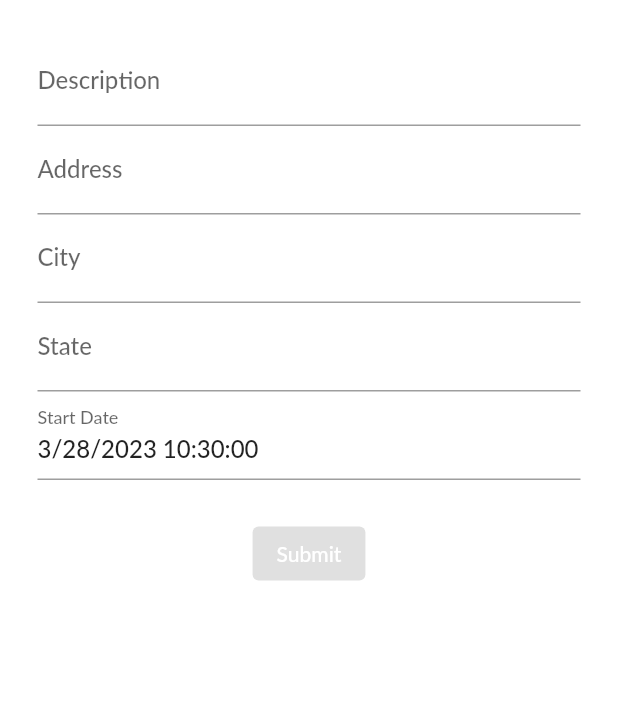
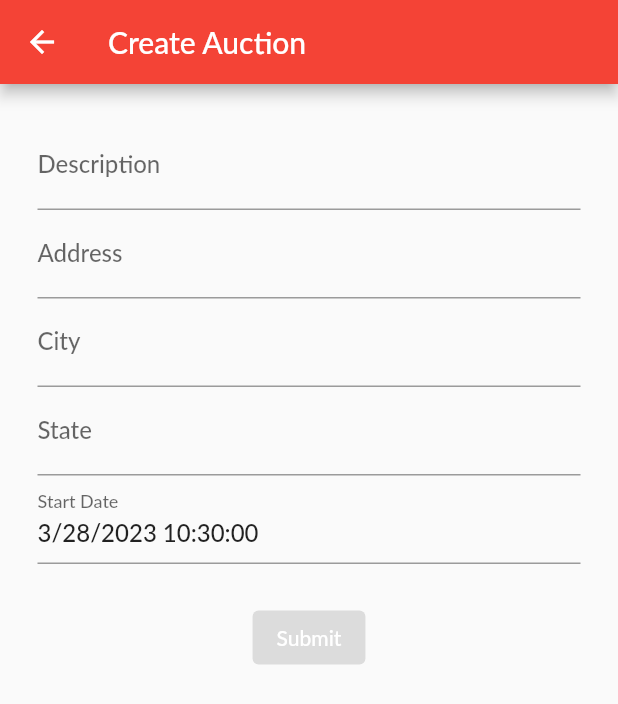
Before and after one commit to dboots/absentee, a Flutter app: the AuctioneerDashboardWidget screen opened directly, after a tap on the "add" icon, on a phone screen of 412 x 824 dp. Shown: the top 704 px of the screen. Run offline on Flutter 3.47's test engine with Material 2 defaults, Android fonts, the phone set to English and light mode, and no system bars; drawn by our look-alikes of flutter_form_builder; our stand-ins replace camera, carousel_slider, cloud_firestore, firebase_auth, firebase_core, firebase_database and 4 more; missing offline and left inert: cloudinary, flutter_facebook_auth; accounts and stored records are empty.

```diff
--- a/lib/models/listing/listing.dart
+++ b/lib/models/listing/listing.dart
@@ -9,6 +9,8 @@ part 'listing.g.dart';
 @unfreezed
 class ListingModel with _$ListingModel {
   factory ListingModel({
+    @Default('')
+    String uid,
     required double bidIncrement,
     required double startPrice,
     required String title,
--- a/lib/screens/auctioneers/create-auction.dart
+++ b/lib/screens/auctioneers/create-auction.dart
@@ -19,10 +19,13 @@ class _CreateAuctionWidgetState extends State<CreateAuctionWidget> {
 
   @override
   Widget build(BuildContext context) {
-    return Column(children: [
-      Padding(
-          padding: const EdgeInsets.all(25.0), child: getListingForm(context))
-    ]);
+    return Scaffold(
+        appBar: AppBar(title: const Text('Create Auction')),
+        body: Column(children: [
+          Padding(
+              padding: const EdgeInsets.all(25.0),
+              child: getListingForm(context))
+        ]));
   }
 
   Widget getListingForm(BuildContext context) {
--- a/lib/screens/auctioneers/create-listing.dart
+++ b/lib/screens/auctioneers/create-listing.dart
@@ -46,7 +46,7 @@ class _CreateListingWidget extends State<CreateListingWidget> {
   Widget build(BuildContext context) {
     return FutureBuilder(
         future: _getUid(),
-        builder: ((context, snapshot) {
+        builder: (context, snapshot) {
           if (snapshot.hasData) {
             return Scaffold(
                 appBar: AppBar(title: const Text("Add Listing")),
@@ -59,7 +59,7 @@ class _CreateListingWidget extends State<CreateListingWidget> {
           }
 
           return const CircularProgressIndicator();
-        }));
+        });
   }
 
   Widget getListingForm(BuildContext context) {
--- a/lib/screens/auctioneers/dashboard.dart
+++ b/lib/screens/auctioneers/dashboard.dart
@@ -72,14 +72,6 @@ class _AuctioneerDashboardWidgetState extends State<AuctioneerDashboardWidget> {
                                           crossAxisAlignment:
                                               CrossAxisAlignment.start,
                                           children: [
-                                            //AIzaSyCGqQ0w0CUG5ah7kNyIU_uwv2RB-IQvTwI
-                                            Container(
-                                                alignment: Alignment.center,
-                                                decoration: BoxDecoration(
-                                                    border: Border.all(
-                                                        color: Colors.black)),
-                                                child: Image.network(
-                                                    'https://maps.googleapis.com/maps/api/staticmap?center=Berkeley,CA&zoom=14&size=500x200&key=AIzaSyCGqQ0w0CUG5ah7kNyIU_uwv2RB-IQvTwI')),
                                             Row(
                                                 mainAxisAlignment:
                                                     MainAxisAlignment
--- a/lib/screens/camera.dart
+++ b/lib/screens/camera.dart
@@ -31,9 +31,9 @@ class _CameraWidgetState extends State<CameraWidget> {
     );
 
     // Next, initialize the controller. This returns a Future.
-    _initializeControllerFuture = _controller
-        .initialize()
-        .then((value) => _controller.setFlashMode(_flashMode));
+    _initializeControllerFuture = _controller.initialize().then((value) {
+      _controller.setFlashMode(_flashMode);
+    });
   }
 
   @override
--- a/lib/services/auction.service.dart
+++ b/lib/services/auction.service.dart
@@ -1,11 +1,9 @@
 import 'package:absentee/models/listing/listing.dart';
 import 'package:cloud_firestore/cloud_firestore.dart';
 import 'package:absentee/models/auction/auction.dart';
-import 'package:absentee/services/firestore.service.dart';
 
 class AuctionService {
   final String collection = 'auctions';
-  final _firestoreService = FirestoreService.instance;
   final db = FirebaseFirestore.instance;
 
   Future create(auction, uid) async {
@@ -25,7 +23,6 @@ class AuctionService {
     });
   }
 
-  //Method to retrieve all todos item from the same user based on uid
   Future<AuctionModel> single(String id) {
     final ref = db.collection(collection).doc(id);
     return ref.get().then((auction) {
--- a/pubspec.yaml
+++ b/pubspec.yaml
@@ -52,6 +52,8 @@ dependencies:
   form_builder_validators:
   cloudinary: ^1.1.0
   flutter_dotenv: ^5.0.2
+  intl:
+  carousel_slider: ^4.2.1
 
 dev_dependencies:
   flutter_test:
```
Also changed, not shown: lib/screens/auction.dart (+19 -8 lines), lib/screens/listing.dart (added, +70 -0 lines), lib/services/listing.service.dart (+10 -2 lines), lib/models/listing/listing.freezed.dart, lib/models/listing/listing.g.dart, pubspec.lock.
